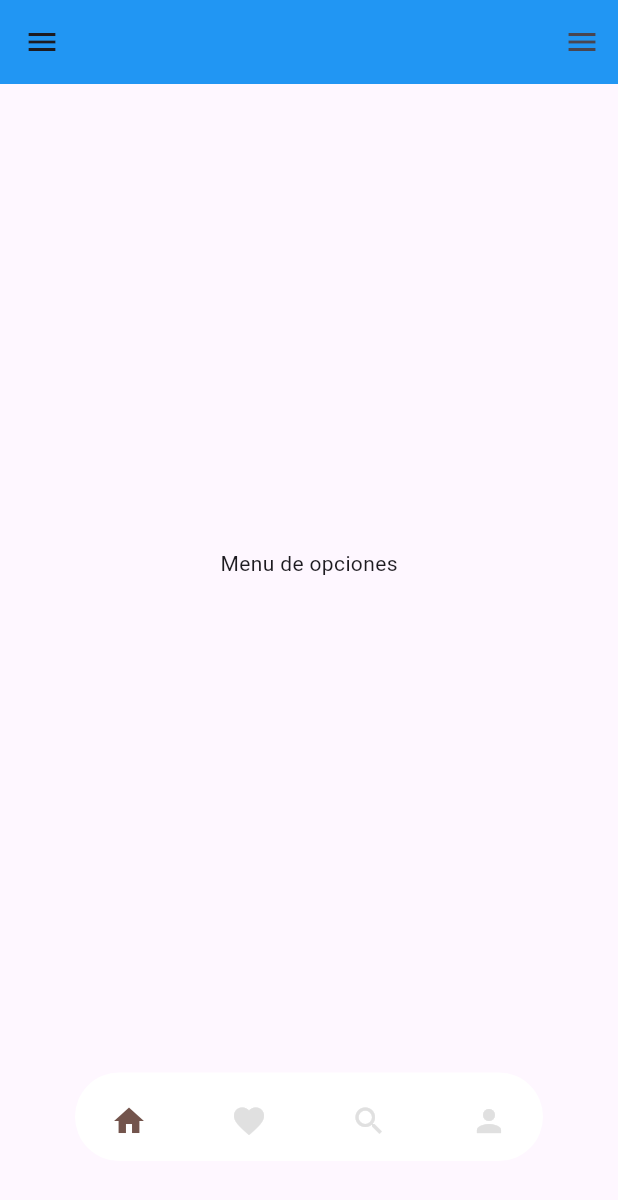
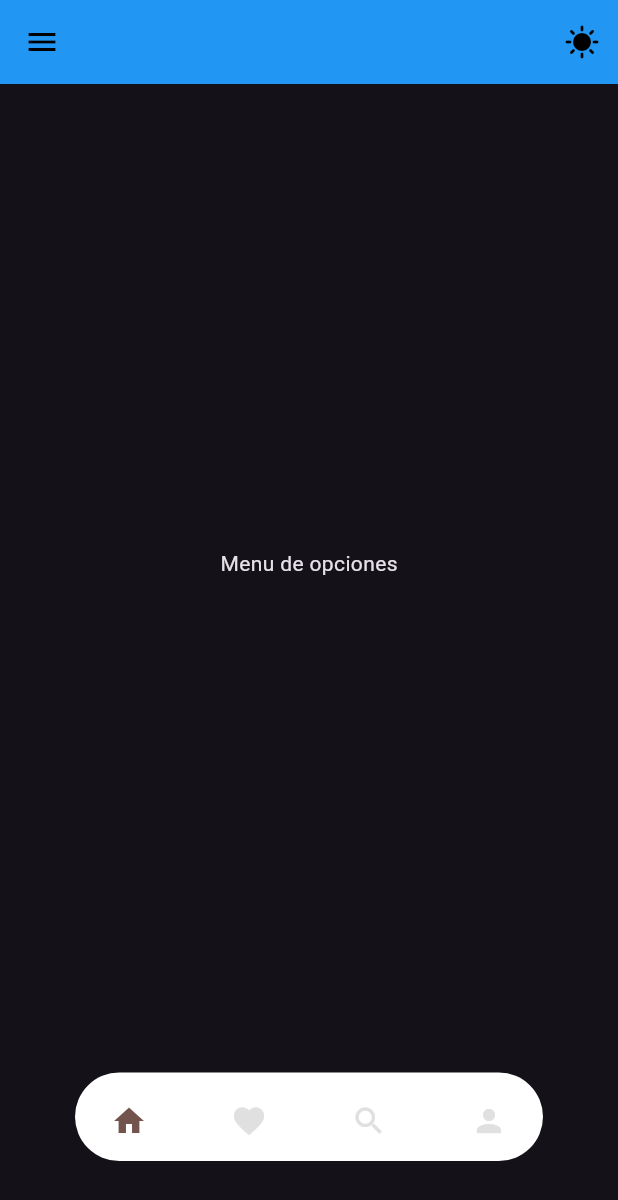
Before and after one commit to CHAIR3S/pmsn-2025, a Flutter app: the HomeScreen screen opened by its route, on a phone screen of 412 x 824 dp. Shown: the top 1200 px of the screen. Run offline on Flutter 3.47's test engine with Material 3 defaults, Android fonts, the phone set to English and light mode, and no system bars; drawn by our look-alikes of dot_navigation_bar; our stand-ins replace lottie.

```diff
--- /dev/null
+++ b/lib/database/movies_database.dart
@@ -0,0 +1,3 @@
+class MoviesDatabase {
+
+}
--- a/lib/screens/home_screen.dart
+++ b/lib/screens/home_screen.dart
@@ -1,6 +1,7 @@
 import 'package:dot_navigation_bar/dot_navigation_bar.dart';
 import 'package:flutter/material.dart';
 import 'package:pmsn20252/utils/colors_app.dart';
+import 'package:pmsn20252/utils/value_listener.dart';
 
 class HomeScreen extends StatefulWidget {
   const HomeScreen({super.key});
@@ -25,9 +26,22 @@ class _HomeScreenState extends State<HomeScreen> {
     return Scaffold(
       appBar: AppBar(
         backgroundColor: Colors.blue,
+        actions: [
+          ValueListenableBuilder(
+            valueListenable: ValueListener.isDark,
+            builder: (context, value, child) {
+              return value
+                ? IconButton(icon: Icon(Icons.sunny),onPressed: (){
+                    ValueListener.isDark.value = false;
+                  },)
+                : IconButton(icon: Icon(Icons.nightlight),onPressed: (){
+                    ValueListener.isDark.value = true;
+                  });
+            },
+          )
+        ],
       ),
       drawer: Drawer(),
-      endDrawer: Drawer(),
       body: Center(child: Text("Menu de opciones"),),
       bottomNavigationBar: Padding(
         padding: EdgeInsets.only(bottom: 30),
--- /dev/null
+++ b/lib/utils/value_listener.dart
@@ -0,0 +1,8 @@
+import 'package:flutter/material.dart';
+
+class ValueListener {
+
+  static ValueNotifier<bool> isDark = ValueNotifier<bool>(true);
+
+
+}
--- a/pubspec.yaml
+++ b/pubspec.yaml
@@ -37,6 +37,7 @@ dependencies:
   cupertino_icons: ^1.0.8
   lottie: ^3.2.0
   dot_navigation_bar: ^1.0.2
+  sqflite: ^2.4.1
 
 dev_dependencies:
   flutter_test:
```
Also changed, not shown: lib/main.dart (+8 -1 lines), lib/utils/theme_app.dart (added, +40 -0 lines), pubspec.lock, 5 other files.
